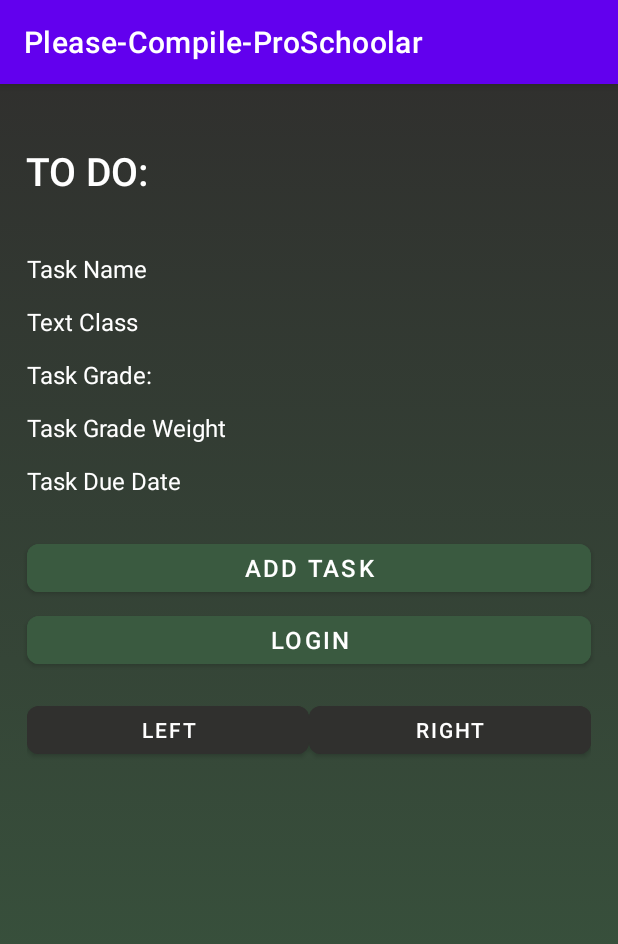
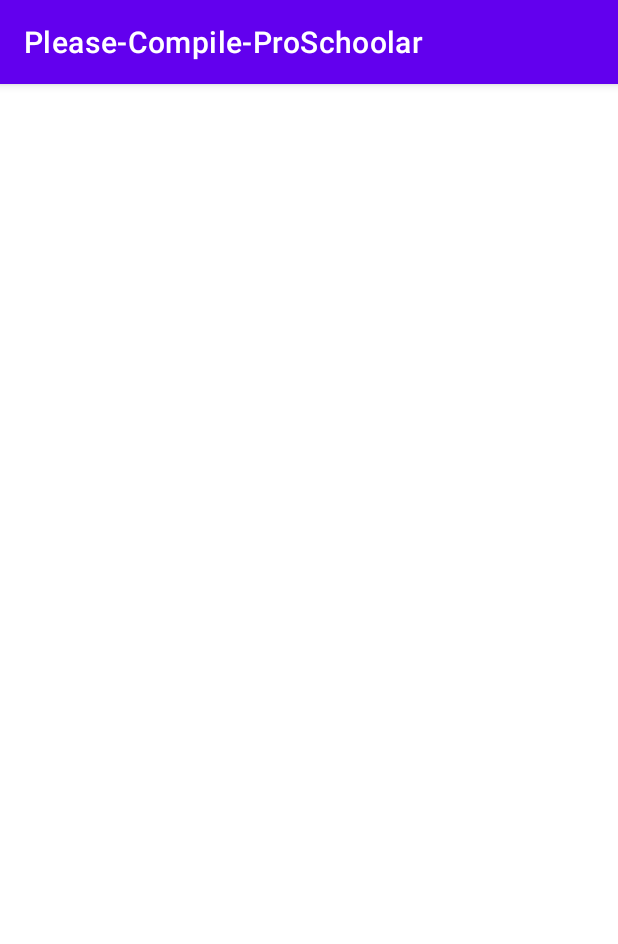
Before and after one commit to DROFEL/Please_Compile_ProSchoolar, an Android app: the screen it shows after launch (MainActivity), on a phone screen of 412 x 824 dp. Shown: the top 944 px of the screen. Run offline under Robolectric (Android 15) with nearby library versions, the phone set to English and light mode, and no system bars.

Commit message:
changes before pull

```diff
--- a/app/src/main/java/com/example/please_compile_proschoolar/MainActivity.java
+++ b/app/src/main/java/com/example/please_compile_proschoolar/MainActivity.java
@@ -75,12 +75,12 @@ public class  MainActivity extends AppCompatActivity {
     protected void onCreate(Bundle savedInstanceState) {
 
         super.onCreate(savedInstanceState);
-        setContentView(R.layout.activity_main);
+       // setContentView(R.layout.activity_main);
 
 
         //MAIN LAYOUT
        // mainView = R.layout.activity_main;
-        setContentView(R.layout.activity_main);
+       // setContentView(R.layout.activity_main);
         btnMainLogin = (Button) findViewById(R.id.btnMainLogin);
         btnMainAddTask = (Button) findViewById(R.id.btnMainAddTask);
         btnMainLeft = (Button) findViewById(R.id.btnMainLeft);
@@ -95,7 +95,7 @@ public class  MainActivity extends AppCompatActivity {
         txvMainTaskDueDate =(TextView) findViewById(R.id.txvMainTaskDueDate);
 
         //LOGIN LAYOUT
-        setContentView(R.layout.login_layout);
+       //setContentView(R.layout.login_layout);
         txvLoginTitle = (TextView) findViewById(R.id.txvLoginTitle);
         etxtLoginName = (EditText) findViewById(R.id.etxtLoginName);
         etxtLoginPassword = (EditText) findViewById(R.id.etxtLoginPassword);
@@ -103,14 +103,14 @@ public class  MainActivity extends AppCompatActivity {
         btnLoginSubmit = (Button) findViewById(R.id.btnLoginSubmit);
 
         //SIGNUP LAYOUT
-        setContentView(R.layout.signup_layout);
+        //setContentView(R.layout.signup_layout);
         txvSignupTitle = (TextView) findViewById(R.id.txvSignupTitle);
         etxtSignupName = (EditText) findViewById(R.id.etxtSignupName);
         etxtSignupPassword = (EditText) findViewById(R.id.etxtSignupPassword);
         btnSignupRegister = (Button) findViewById(R.id.btnSignupRegister);
         btnSignupReturn = (Button) findViewById(R.id.btnSignupReturn);
 
-        setContentView(R.layout.activity_main);
+        //setContentView(R.layout.activity_main);
 
 
 
@@ -129,23 +129,21 @@ public class  MainActivity extends AppCompatActivity {
         //Intent intent = new Intent(this, LoginActivity.class);
         //startActivity(intent);
 
-        setContentView(R.layout.login_layout);
+       // //setContentView(R.layout.login_layout);
         //DataSingle ds = DataSingle.getInstance();
 
     }
     public void btnMainAddTaskClick(View view){
-        //setContentView(R.layout.activity_main);
+        ////setContentView(R.layout.activity_main);
         Log.d("success","function ran");
         txvMainTitle.setText("Add task");
 
 
 
-        //setContentView(R.layout.test_layout);
+        ////setContentView(R.layout.test_layout);
         DataSingle.getInstance();
     }
-    public void addTaskClicked(View view){
-        title.setText("Add task");
-    }
+
 
     public void btnLoginSubmitClick(View view){
         //Log them in
@@ -154,9 +152,9 @@ public class  MainActivity extends AppCompatActivity {
     }
 
     public void btnLoginSignupClick(View view){
-        setContentView(R.layout.signup_layout);
+        //setContentView(R.layout.signup_layout);
 //=======
-        //setContentView(R.layout.test_layout);
+        ////setContentView(R.layout.test_layout);
         DataSingle.getInstance();
     }
     /*
@@ -170,7 +168,7 @@ public class  MainActivity extends AppCompatActivity {
     // SIGNUP BUTTONS
     public void btnSignupRegisterClick(View view){
         //register the student instance
-        setContentView(R.layout.signup_layout);
+        //setContentView(R.layout.signup_layout);
         String regName = etxtSignupName.getText().toString();
         String regPass = etxtSignupPassword.getText().toString();
         Student regStudent = new Student(regName,regPass);
@@ -183,7 +181,7 @@ public class  MainActivity extends AppCompatActivity {
 
     public void btnSignupReturnClick(View view){
         //should send back to main, using to test the student object
-        //setContentView(R.layout.activity_main);
+        ////setContentView(R.layout.activity_main);
         DataSingle ds = DataSingle.getInstance();
        String dsUsername = getCurrentStudent().getUsername();
        Log.d("student","new student " + dsUsername);
--- a/app/src/main/res/layout/activity_main.xml
+++ b/app/src/main/res/layout/activity_main.xml
@@ -30,16 +30,15 @@
 
         <TextView
             android:id="@+id/txvMainTaskName"
-            android:textColor="@color/white"
-            android:text="Task Name"
             android:layout_width="159dp"
             android:layout_height="31dp"
             android:layout_alignParentLeft="true"
+            android:layout_alignParentTop="true"
             android:layout_marginLeft="18dp"
-            android:layout_alignParentTop="true"
             android:layout_marginTop="36dp"
-            android:textSize="16dp"
-            />
+            android:text="scv are gone"
+            android:textColor="@color/white"
+            android:textSize="16dp" />
 
         <TextView
             android:id="@+id/txvMainTaskCourse"
```
Also changed, not shown: 1 other file.
